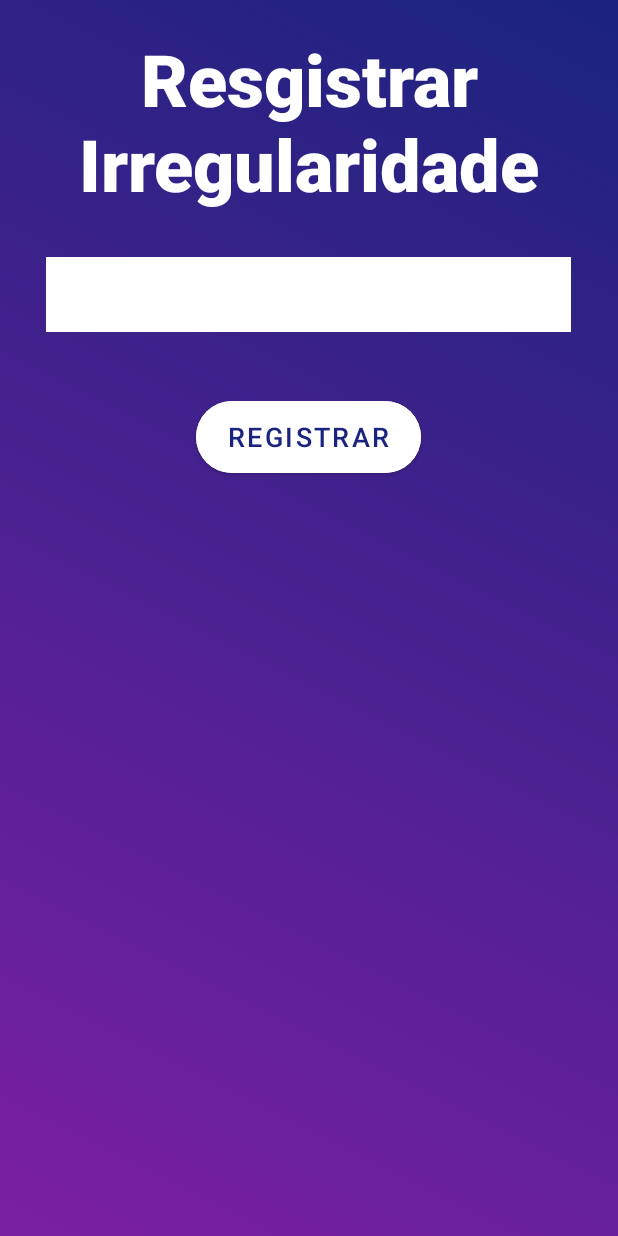
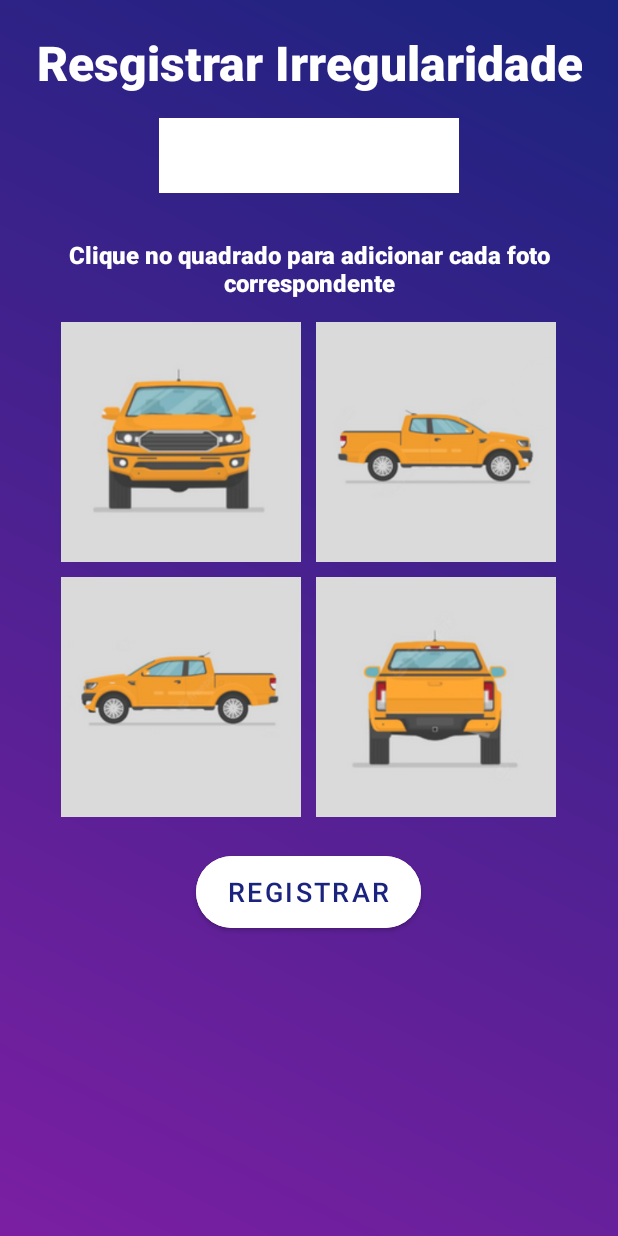
Before and after one commit to luborn-dev/zona-azul-mobile-app, an Android app: the Irregularidades screen opened directly, with no data from a screen before it, on a phone screen of 412 x 824 dp. Run offline under Robolectric (Android 15) with nearby library versions, the phone set to English and light mode, and no system bars; 2 statements that could not run were skipped.

Commit message:
segunda versão

```diff
--- a/app/src/main/AndroidManifest.xml
+++ b/app/src/main/AndroidManifest.xml
@@ -9,6 +9,12 @@
         android:roundIcon="@mipmap/ic_launcher_round"
         android:supportsRtl="true"
         android:theme="@style/Theme.SistemaZonaAzul">
+        <activity
+            android:name=".IrregularidadesSemConsulta"
+            android:exported="false" />
+        <activity
+            android:name=".IrregularidadesFotos"
+            android:exported="false" />
         <activity
             android:name=".Consultar"
             android:exported="false" />
--- a/app/src/main/java/br/com/aulaspuc/sistemazonaazul/Consultar.kt
+++ b/app/src/main/java/br/com/aulaspuc/sistemazonaazul/Consultar.kt
@@ -3,22 +3,16 @@ package br.com.aulaspuc.sistemazonaazul
 import android.content.Intent
 import androidx.appcompat.app.AppCompatActivity
 import android.os.Bundle
-import androidx.activity.result.contract.ActivityResultContracts
 import androidx.appcompat.widget.AppCompatButton
-import com.google.android.material.snackbar.Snackbar
-import android.util.Log
 import android.view.View
 import android.widget.TextView
-import com.google.android.gms.tasks.OnCompleteListener
 import com.google.android.gms.tasks.Task
-import com.google.android.material.button.MaterialButton
 import com.google.android.material.textfield.TextInputEditText
 import com.google.firebase.functions.FirebaseFunctions
 import com.google.firebase.functions.FirebaseFunctionsException
 import com.google.firebase.functions.ktx.functions
 import com.google.firebase.ktx.Firebase
 import com.google.gson.GsonBuilder
-import org.w3c.dom.Text
 
 class Consultar : AppCompatActivity() {
 
--- a/app/src/main/res/layout/activity_irregularidades.xml
+++ b/app/src/main/res/layout/activity_irregularidades.xml
@@ -13,7 +13,7 @@
         android:layout_width="wrap_content"
         android:layout_height="wrap_content"
         android:text="Resgistrar Irregularidade"
-        android:textSize="48sp"
+        android:textSize="32sp"
         android:textAlignment="center"
         android:layout_marginTop="20dp"
         android:layout_gravity="center"
@@ -24,8 +24,8 @@
 
     <TextView
         android:id="@+id/carPlate"
-        android:layout_marginTop="30dp"
-        android:layout_width="350dp"
+        android:layout_marginTop="15dp"
+        android:layout_width="200dp"
         android:layout_height="50dp"
         android:background="@color/white"
         android:layout_gravity="center"
@@ -35,11 +35,66 @@
         android:textAlignment="center"
         android:text=""/>
 
+    <TextView
+        android:layout_width="wrap_content"
+        android:layout_height="wrap_content"
+        android:text="Clique no quadrado para adicionar cada foto correspondente"
+        android:textSize="16sp"
+        android:textAlignment="center"
+        android:layout_marginTop="30dp"
+        android:layout_gravity="center"
+        android:textColor="@color/white"
+        android:fontFamily="sans-serif-black"
+        />
+
+    <LinearLayout
+        android:layout_marginTop="15dp"
+        android:layout_width="wrap_content"
+        android:layout_height="wrap_content"
+        android:layout_gravity="center"
+        android:layout_marginBottom="10dp"
+        android:orientation="horizontal">
+        <com.google.android.material.imageview.ShapeableImageView
+            android:id="@+id/imageOne"
+            android:layout_width="160dp"
+            android:layout_height="160dp"
+            android:layout_marginRight="10dp"
+            app:srcCompat="@drawable/frente"
+            />
+        <com.google.android.material.imageview.ShapeableImageView
+            android:id="@+id/imageTwo"
+            android:layout_width="160dp"
+            android:layout_height="160dp"
+            app:srcCompat="@drawable/ladodois"
+            />
+    </LinearLayout>
+
+    <LinearLayout
+        android:layout_width="wrap_content"
+        android:layout_height="wrap_content"
+        android:layout_gravity="center"
+        android:orientation="horizontal">
+        <com.google.android.material.imageview.ShapeableImageView
+            android:id="@+id/imageThree"
+            android:layout_width="160dp"
+            android:layout_height="160dp"
+            android:layout_marginRight="10dp"
+            app:srcCompat="@drawable/ladoum"
+            />
+
+        <com.google.android.material.imageview.ShapeableImageView
+            android:id="@+id/imageFour"
+            android:layout_width="160dp"
+            android:layout_height="160dp"
+            app:srcCompat="@drawable/tras"
+            />
+    </LinearLayout>
+
     <com.google.android.material.button.MaterialButton
         android:id="@+id/btnBuscarPlacaIrregularidade"
         android:textColor="@color/indigo_900"
         android:textSize="18sp"
-        android:layout_marginTop="40dp"
+        android:layout_marginTop="20dp"
         android:layout_width="150dp"
         android:layout_height="60dp"
         android:layout_gravity="center"
```
Also changed, not shown: app/build.gradle (+17 -0 lines), app/src/main/java/br/com/aulaspuc/sistemazonaazul/Irregularidades.kt (+0 -25 lines), app/src/main/java/br/com/aulaspuc/sistemazonaazul/MainActivity.kt (+1 -17 lines), app/src/main/res/layout/activity_consultar.xml (+6 -1 lines), app/src/main/res/layout/activity_main.xml (+1 -14 lines), app/src/main/res/drawable-v24/frente.png (added), app/src/main/res/drawable-v24/ladodois.png (added), app/src/main/res/drawable-v24/ladoum.png (added), app/src/main/res/drawable-v24/tras.png (added).
